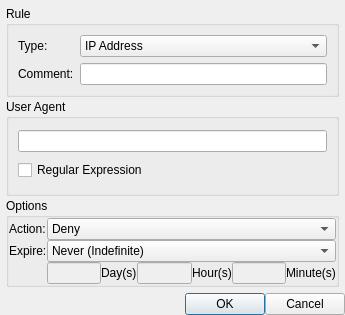
Qt form Quazaa/UI/dialogaddrule.ui (c3c/quazaa) before a commit.
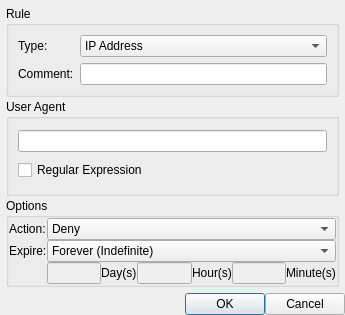
The same form after that commit. The open tabs and pages were chosen to show the change. Icons and pictures are not drawn.

Diff of the .ui file:
```diff
--- a/Quazaa/UI/dialogaddrule.ui
+++ b/Quazaa/UI/dialogaddrule.ui
@@ -195,7 +195,7 @@
            </property>
            <item>
             <property name="text">
-             <string>Never (Indefinite)</string>
+             <string>Forever (Indefinite)</string>
             </property>
            </item>
            <item>
```
Left out of the diff: 4 changed lines with no effect on the pictures.
